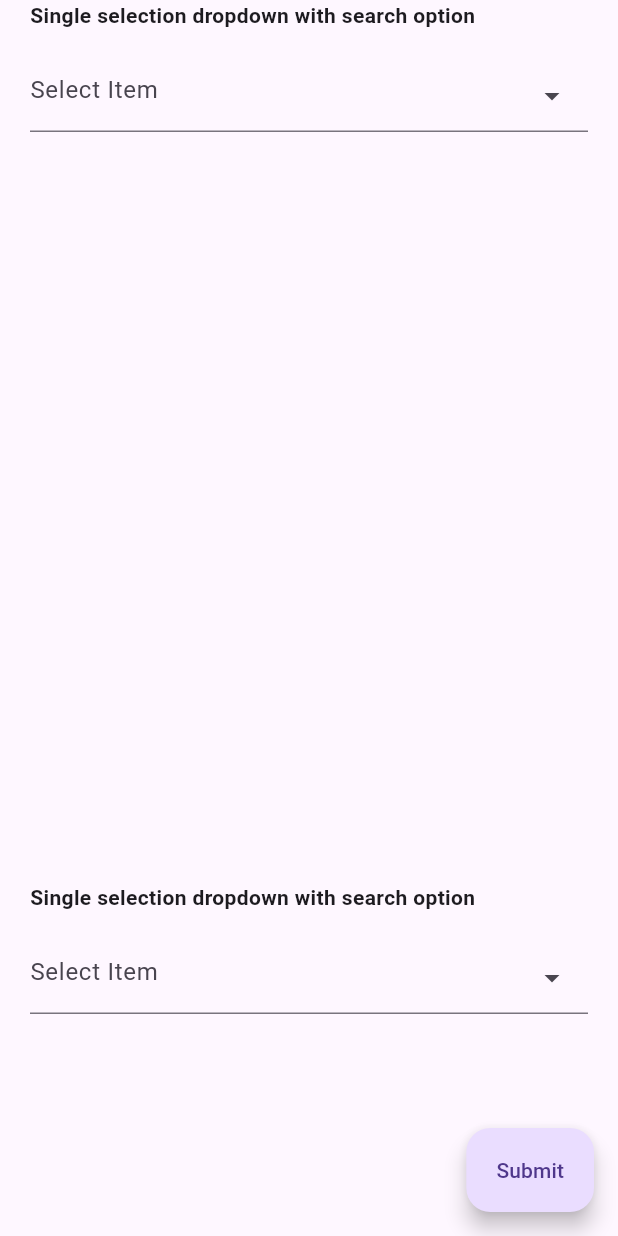
After one commit to alazad214/Code-Library, a Flutter app: the screen it shows after launch, after a tap on "Dropdown Textfield", on a phone screen of 412 x 824 dp. The commit adds this screen. Run offline on Flutter 3.47's test engine with Material 3 defaults, Android fonts, the phone set to English and light mode, and no system bars; drawn by our look-alikes of dropdown_textfield; our stand-ins replace get.

Commit message:
dropdown menu added

```diff
--- a/lib/main.dart
+++ b/lib/main.dart
@@ -1,5 +1,6 @@
 import 'package:code_library/moduls/homepage/views/home.dart';
 import 'package:flutter/material.dart';
+import 'package:get/get.dart';
 
 void main() {
   runApp(const MyApp());
@@ -10,7 +11,7 @@ class MyApp extends StatelessWidget {
 
   @override
   Widget build(BuildContext context) {
-    return const MaterialApp(
+    return const GetMaterialApp(
         title: 'Code Library', debugShowCheckedModeBanner: false, home: Home());
   }
 }
--- /dev/null
+++ b/lib/moduls/dropdowntextfield/controllers/dropdown_controller.dart
@@ -0,0 +1,5 @@
+import 'package:get/get.dart';
+
+class DropdownController extends GetxController {
+  var selectedValue = Rxn<String>();
+}
--- /dev/null
+++ b/lib/moduls/dropdowntextfield/views/dropdown_screen.dart
@@ -0,0 +1,219 @@
+import 'package:dropdown_textfield/dropdown_textfield.dart';
+import 'package:flutter/material.dart';
+
+class TestPage extends StatefulWidget {
+  const TestPage({Key? key}) : super(key: key);
+
+  @override
+  State<TestPage> createState() => _TestPageState();
+}
+
+class _TestPageState extends State<TestPage> {
+  final GlobalKey<FormState> _formKey = GlobalKey<FormState>();
+  FocusNode searchFocusNode = FocusNode();
+  FocusNode textFieldFocusNode = FocusNode();
+  late SingleValueDropDownController _cnt;
+  late MultiValueDropDownController _cntMulti;
+  String initalValue = "abc";
+  @override
+  void initState() {
+    _cnt = SingleValueDropDownController();
+    _cntMulti = MultiValueDropDownController();
+    super.initState();
+  }
+
+  @override
+  void dispose() {
+    _cnt.dispose();
+    _cntMulti.dispose();
+    super.dispose();
+  }
+
+  @override
+  Widget build(BuildContext context) {
+    return Scaffold(
+      body: SafeArea(
+        child: SingleChildScrollView(
+          child: Form(
+            key: _formKey,
+            child: Padding(
+              padding: const EdgeInsets.symmetric(horizontal: 20),
+              child: Column(
+                crossAxisAlignment: CrossAxisAlignment.start,
+                children: [
+                  const Text(
+                    "Single selection dropdown with search option",
+                    style: TextStyle(fontWeight: FontWeight.bold),
+                  ),
+                  const SizedBox(
+                    height: 20,
+                  ),
+                  DropDownTextField(
+                    controller: _cnt,
+                    clearOption: true,
+                    enableSearch: false,
+                    clearIconProperty: IconProperty(color: Colors.green),
+                    searchTextStyle: const TextStyle(color: Colors.red),
+                    searchDecoration: const InputDecoration(
+                        hintText: "enter your custom hint text here"),
+                    validator: (value) {
+                      if (value == null) {
+                        return "Required field";
+                      } else {
+                        return null;
+                      }
+                    },
+                    dropDownItemCount: 6,
+                    dropDownList: const [
+                      DropDownValueModel(name: 'name1', value: "value1"),
+                      DropDownValueModel(
+                          name: 'name2',
+                          value: "value2",
+                          toolTipMsg:
+                              "DropDownButton is a widget that we can use to select one unique value from a set of values"),
+                      DropDownValueModel(name: 'name3', value: "value3"),
+                      DropDownValueModel(
+                          name: 'name4',
+                          value: "value4",
+                          toolTipMsg:
+                              "DropDownButton is a widget that we can use to select one unique value from a set of values"),
+                      DropDownValueModel(name: 'name5', value: "value5"),
+                      DropDownValueModel(name: 'name6', value: "value6"),
+                      DropDownValueModel(name: 'name7', value: "value7"),
+                      DropDownValueModel(name: 'name8', value: "value8"),
+                    ],
+                    onChanged: (val) {},
+                  ),
+                  const SizedBox(
+                    height: 500,
+                  ),
+                  const Text(
+                    "Single selection dropdown with search option",
+                    style: TextStyle(fontWeight: FontWeight.bold),
+                  ),
+                  const SizedBox(
+                    height: 20,
+                  ),
+                  DropDownTextField(
+                    clearOption: false,
+                    textFieldFocusNode: textFieldFocusNode,
+                    searchFocusNode: searchFocusNode,
+                    // searchAutofocus: true,
+                    dropDownItemCount: 8,
+                    searchShowCursor: false,
+                    enableSearch: true,
+                    searchKeyboardType: TextInputType.number,
+                    dropDownList: const [
+                      DropDownValueModel(name: 'name1', value: "value1"),
+                      DropDownValueModel(
+                          name: 'name2',
+                          value: "value2",
+                          toolTipMsg:
+                              "DropDownButton is a widget that we can use to select one unique value from a set of values"),
+                      DropDownValueModel(name: 'name3', value: "value3"),
+                      DropDownValueModel(
+                          name: 'name4',
+                          value: "value4",
+                          toolTipMsg:
+                              "DropDownButton is a widget that we can use to select one unique value from a set of values"),
+                      DropDownValueModel(name: 'name5', value: "value5"),
+                      DropDownValueModel(name: 'name6', value: "value6"),
+                      DropDownValueModel(name: 'name7', value: "value7"),
+                      DropDownValueModel(name: 'name8', value: "value8"),
+                    ],
+                    onChanged: (val) {},
+                  ),
+                  const SizedBox(
+                    height: 500,
+                  ),
+                  const Text(
+                    "multi selection dropdown",
+                    style: TextStyle(fontWeight: FontWeight.bold),
+                  ),
+                  const SizedBox(
+                    height: 20,
+                  ),
+                  DropDownTextField.multiSelection(
+                    controller: _cntMulti,
+                    // initialValue: const ["name1", "name2", "name8", "name3"],
+                    // displayCompleteItem: true,
+                    checkBoxProperty: CheckBoxProperty(
+                        fillColor:
+                            MaterialStateProperty.all<Color>(Colors.red)),
+                    dropDownList: const [
+                      DropDownValueModel(name: 'name1', value: "value1"),
+                      DropDownValueModel(
+                          name: 'name2',
+                          value: "value2",
+                          toolTipMsg:
+                              "DropDownButton is a widget that we can use to select one unique value from a set of values"),
+                      DropDownValueModel(name: 'name3', value: "value3"),
+                      DropDownValueModel(
+                          name: 'name4',
+                          value: "value4",
+                          toolTipMsg:
+                              "DropDownButton is a widget that we can use to select one unique value from a set of values"),
+                      DropDownValueModel(name: 'name5', value: "value5"),
+                      DropDownValueModel(name: 'name6', value: "value6"),
+                      DropDownValueModel(name: 'name7', value: "value7"),
+                      DropDownValueModel(name: 'name8', value: "value8"),
+                    ],
+                    onChanged: (val) {
+                      setState(() {});
+                    },
+                  ),
+                  const SizedBox(
+                    height: 50,
+                  ),
+                  const Text(
+                    "Single selection dropdown",
+                    style: TextStyle(fontWeight: FontWeight.bold),
+                  ),
+                  const SizedBox(
+                    height: 20,
+                  ),
+                  DropDownTextField(
+                    // initialValue: "name4",
+                    listSpace: 20,
+                    listPadding: ListPadding(top: 20),
+                    enableSearch: true,
+                    validator: (value) {
+                      if (value == null) {
+                        return "Required field";
+                      } else {
+                        return null;
+                      }
+                    },
+                    dropDownList: const [
+                      DropDownValueModel(name: 'name1', value: "value1"),
+                      DropDownValueModel(name: 'name2', value: "value2"),
+                      DropDownValueModel(name: 'name3', value: "value3"),
+                      DropDownValueModel(name: 'name4', value: "value4"),
+                      DropDownValueModel(name: 'name5', value: "value5"),
+                      DropDownValueModel(name: 'name6', value: "value6"),
+                      DropDownValueModel(name: 'name7', value: "value7"),
+                      DropDownValueModel(name: 'name8', value: "value8"),
+                    ],
+                    listTextStyle: const TextStyle(color: Colors.red),
+                    dropDownItemCount: 8,
+
+                    onChanged: (val) {},
+                  ),
+                  const SizedBox(
+                    height: 50,
+                  )
+                ],
+              ),
+            ),
+          ),
+        ),
+      ),
+      floatingActionButton: FloatingActionButton.extended(
+        onPressed: () {
+          _cntMulti.clearDropDown();
+        },
+        label: const Text("Submit"),
+      ),
+    );
+  }
+}
--- a/lib/moduls/homepage/views/home.dart
+++ b/lib/moduls/homepage/views/home.dart
@@ -1,6 +1,9 @@
+import 'package:code_library/moduls/dropdowntextfield/views/dropdown_screen.dart';
 import 'package:code_library/moduls/homepage/views/home_title_text.dart';
 import 'package:code_library/widgets/custom_button.dart';
 import 'package:flutter/material.dart';
+
+import '../../dropdowntextfield/views/single_item_dropdown.dart';
 
 class Home extends StatelessWidget {
   const Home({super.key});
@@ -16,12 +19,21 @@ class Home extends StatelessWidget {
       body: Padding(
         padding: const EdgeInsets.symmetric(horizontal: 15.0, vertical: 15.0),
         child: ListView(
-          children:  const [
-            HomeTitleText(),
+          children: [
+            const HomeTitleText(),
             CustomButton(
               text: "Dropdown Textfield",
+              ontap: () {
+                Navigator.push(
+                    context, MaterialPageRoute(builder: (_) => const TestPage()));
+              },
+            ),    CustomButton(
+              text: "Single item dropdown",
+              ontap: () {
+                Navigator.push(
+                    context, MaterialPageRoute(builder: (_) =>  SingleItemDropdown()));
+              },
             ),
-
           ],
         ),
       ),
--- a/pubspec.yaml
+++ b/pubspec.yaml
@@ -35,6 +35,8 @@ dependencies:
   # The following adds the Cupertino Icons font to your application.
   # Use with the CupertinoIcons class for iOS style icons.
   cupertino_icons: ^1.0.6
+  dropdown_textfield: ^1.2.0
+  get: ^4.6.6
 
 dev_dependencies:
   flutter_test:
```
Also changed, not shown: lib/moduls/dropdowntextfield/utils/dropdown_widgets.dart (added, +44 -0 lines), lib/moduls/dropdowntextfield/views/single_item_dropdown.dart (added, +56 -0 lines), pubspec.lock, 1 other file.
